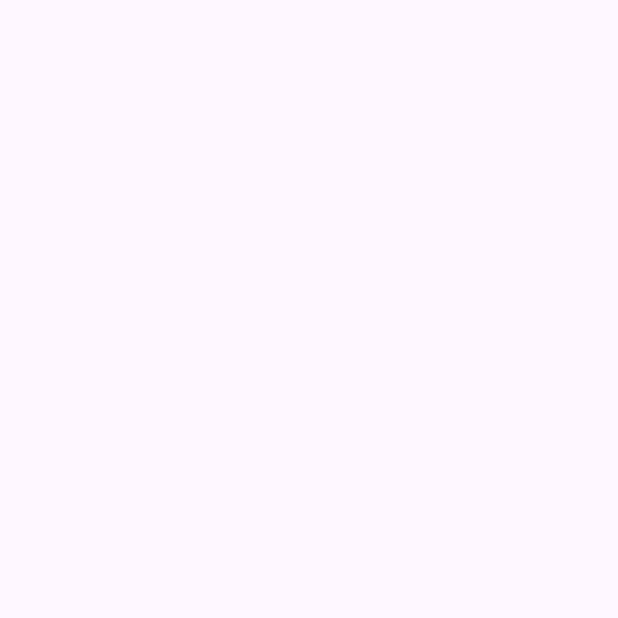
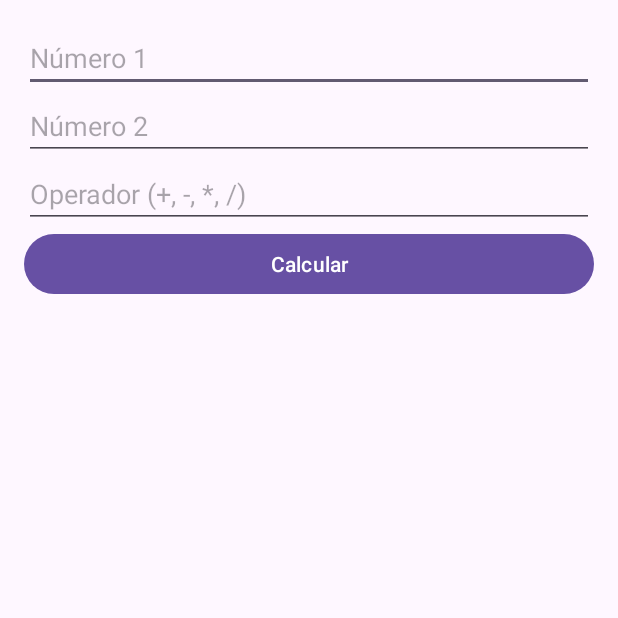
Before and after one commit to AbigaailAcuna/Desafio1DSM_AM200230_OC200384, an Android app: the CalculadoraActivity screen opened directly, with no data from a screen before it, on a phone screen of 412 x 824 dp, the top half of it. Before the commit the part shown is empty. Run offline under Robolectric (Android 15) with nearby library versions, the phone set to English and light mode, and no system bars; 1 statement that could not run was skipped.

Commit message:
Logica Calculadora

```diff
--- a/app/src/main/java/com/example/desafio1_am200230_oc200384/CalculadoraActivity.kt
+++ b/app/src/main/java/com/example/desafio1_am200230_oc200384/CalculadoraActivity.kt
@@ -1,11 +1,41 @@
 package com.example.desafio1_am200230_oc200384
 
+import android.os.Bundle
+import android.widget.Button
+import android.widget.EditText
+import android.widget.TextView
 import androidx.appcompat.app.AppCompatActivity
-import android.os.Bundle
 
 class CalculadoraActivity : AppCompatActivity() {
+
+    private lateinit var edtNum1: EditText
+    private lateinit var edtNum2: EditText
+    private lateinit var edtOperador: EditText
+    private lateinit var btnCalcular: Button
+    private lateinit var txtResultado: TextView
+
     override fun onCreate(savedInstanceState: Bundle?) {
         super.onCreate(savedInstanceState)
         setContentView(R.layout.activity_calculadora)
+
+        btnCalcular.setOnClickListener {
+            val num1 = edtNum1.text.toString().toDouble()
+            val num2 = edtNum2.text.toString().toDouble()
+            val operador = edtOperador.text.toString()
+
+            val resultado = calcularResultado(num1, num2, operador)
+            txtResultado.text = "Resultado: $resultado"
+        }
+    }
+
+    private fun calcularResultado(num1: Double, num2: Double, operador: String): Double {
+        return when (operador) {
+            "+" -> num1 + num2
+            "-" -> num1 - num2
+            "*" -> num1 * num2
+            "/" -> num1 / num2
+            else -> throw IllegalArgumentException("Operador no válido")
+
+        }
     }
 }
--- a/app/src/main/res/layout/activity_calculadora.xml
+++ b/app/src/main/res/layout/activity_calculadora.xml
@@ -1,9 +1,39 @@
 <?xml version="1.0" encoding="utf-8"?>
-<androidx.constraintlayout.widget.ConstraintLayout xmlns:android="http://schemas.android.com/apk/res/android"
-    xmlns:app="http://schemas.android.com/apk/res-auto"
+<LinearLayout xmlns:android="http://schemas.android.com/apk/res/android"
     xmlns:tools="http://schemas.android.com/tools"
     android:layout_width="match_parent"
     android:layout_height="match_parent"
+    android:orientation="vertical"
+    android:padding="16dp"
     tools:context=".CalculadoraActivity">
+    <EditText
+        android:id="@+id/edtNum1"
+        android:layout_width="match_parent"
+        android:layout_height="wrap_content"
+        android:hint="Número 1"/>
+    <EditText
+        android:id="@+id/edtNum2"
+        android:layout_width="match_parent"
+        android:layout_height="wrap_content"
+        android:hint="Número 2"/>
+    <EditText
+        android:id="@+id/edtOperador"
+        android:layout_width="match_parent"
+        android:layout_height="wrap_content"
+        android:hint="Operador (+, -, *, /)"/>
+    <Button
+        android:id="@+id/btnCalcular"
+        android:layout_width="match_parent"
+        android:layout_height="wrap_content"
+        android:text="Calcular"/>
 
-</androidx.constraintlayout.widget.ConstraintLayout>
+
+
+    <TextView
+        android:id="@+id/txtResultado"
+        android:layout_width="match_parent"
+        android:layout_height="wrap_content"
+        android:textSize="18sp"
+        android:textStyle="bold"
+        android:paddingTop="16dp"/>
+</LinearLayout>
```
